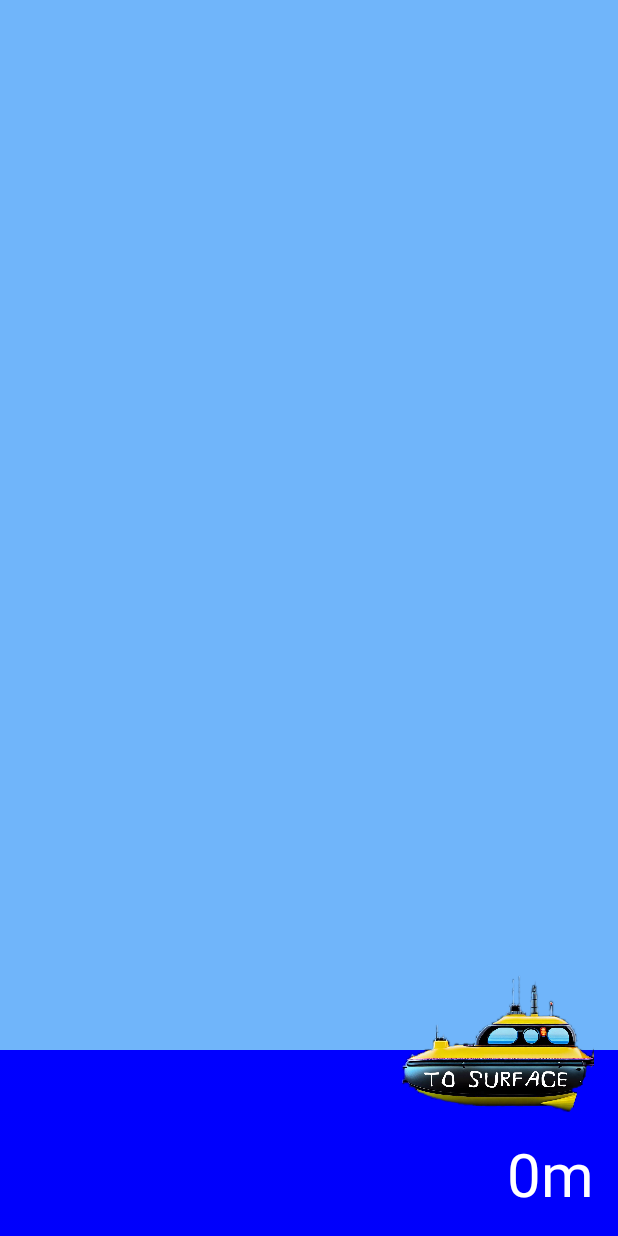
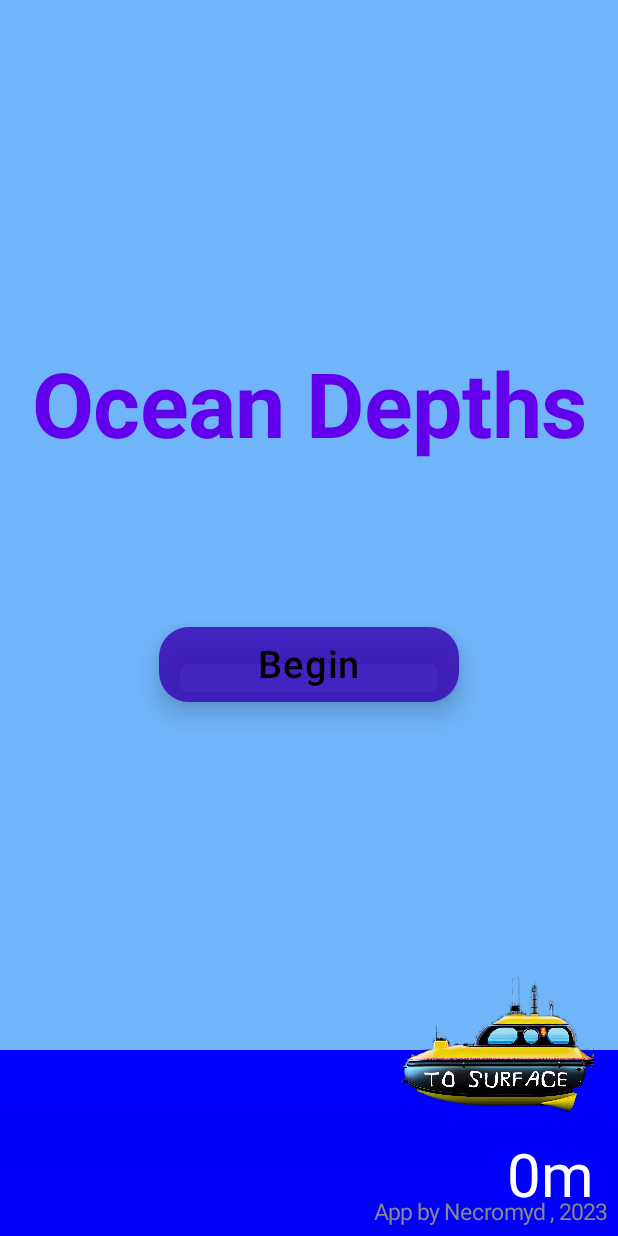
Before and after one commit to General-Wau/OceanDepths, an Android app built with Jetpack Compose: the screen it shows after launch (MainActivity), on a phone screen of 412 x 824 dp. Run offline under Robolectric (Android 15) with nearby library versions, the light colour scheme and no system bars.

Commit message:
Enabled the title screen with a button and added a functionality for it to disappear and enable scrolling when button is clicked

```diff
--- a/app/src/main/java/com/necromyd/oceandepths/MainActivity.kt
+++ b/app/src/main/java/com/necromyd/oceandepths/MainActivity.kt
@@ -1,17 +1,13 @@
 package com.necromyd.oceandepths
 
 import android.os.Bundle
-import android.widget.ImageButton
 import androidx.activity.ComponentActivity
 import androidx.activity.compose.setContent
-import androidx.activity.viewModels
 import androidx.compose.foundation.*
-import androidx.compose.foundation.gestures.scrollable
 import androidx.compose.foundation.layout.*
 import kotlinx.coroutines.launch
 import androidx.compose.foundation.rememberScrollState
 import androidx.compose.runtime.rememberCoroutineScope
-import kotlinx.coroutines.CoroutineScope
 import androidx.compose.foundation.shape.RoundedCornerShape
 import androidx.compose.material.*
 import androidx.compose.runtime.*
@@ -19,10 +15,8 @@ import androidx.compose.ui.Alignment
 import androidx.compose.ui.Modifier
 import androidx.compose.ui.graphics.Brush
 import androidx.compose.ui.graphics.Color
-import androidx.compose.ui.platform.LocalContext
 import androidx.compose.ui.platform.LocalDensity
 import androidx.compose.ui.res.painterResource
-import androidx.compose.ui.semantics.Role.Companion.Image
 import androidx.compose.ui.text.font.FontWeight
 import androidx.compose.ui.text.style.TextAlign
 import androidx.compose.ui.tooling.preview.Preview
@@ -53,6 +47,7 @@ fun OceanDepthsApp() {
     Box {
         OceanDepthApp(verticalScrollState)
         DepthMeter(verticalScrollState)
+        TitleScreenContent()
     }
 
 }
@@ -90,9 +85,10 @@ fun DepthMeter(verticalScrollState: ScrollState) {
 fun OceanDepthApp(verticalScrollState: ScrollState) {
     val skyColor = Color(0xFF70B5FA)
 
+
     Column(
-        modifier = Modifier
-            .verticalScroll(verticalScrollState)
+        modifier = if (viewModel.isScrollEnabled.value) Modifier
+            .verticalScroll(verticalScrollState) else Modifier
     ) {
         Box(
             modifier = Modifier
@@ -143,8 +139,6 @@ fun verticalGradientBackground(gradientPercentage: Float): Brush {
 @Composable
 fun TitleScreenContent() {
     var showContent by remember { mutableStateOf(true) }
-    val context = LocalContext.current
-    val density = LocalDensity.current
     val customButtonColor = MaterialTheme.colors.primaryVariant.copy(alpha = 0.8f)
 
     if (showContent) {
@@ -171,6 +165,7 @@ fun TitleScreenContent() {
                         .height(50.dp),
                     onClick = {
                         showContent = !showContent
+                        viewModel.isScrollEnabled.value = true
                     },
                     shape = RoundedCornerShape(20.dp),
                     elevation = ButtonDefaults.elevation(
--- a/app/src/main/java/com/necromyd/oceandepths/OceanViewModel.kt
+++ b/app/src/main/java/com/necromyd/oceandepths/OceanViewModel.kt
@@ -1,11 +1,14 @@
 package com.necromyd.oceandepths
 
+import androidx.compose.runtime.getValue
 import androidx.compose.runtime.mutableStateOf
+import androidx.compose.runtime.remember
+import androidx.compose.runtime.setValue
 import androidx.lifecycle.ViewModel
 
 class OceanViewModel : ViewModel() {
-//    var depth = mutableStateOf(0)
     var scrollPosition = mutableStateOf(0)
+    var isScrollEnabled = mutableStateOf(false)
 
     fun getDepth(): Double{
         return scrollPosition.value / 19.259
```
